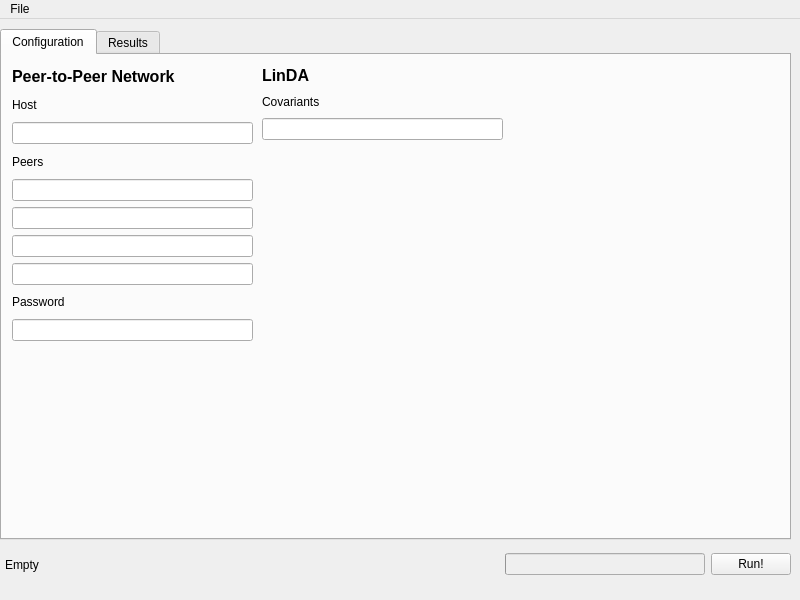
Before: the Qt Designer form gLinDA/gui.ui in OnlineArts/gLinDA, drawn with Qt 5.
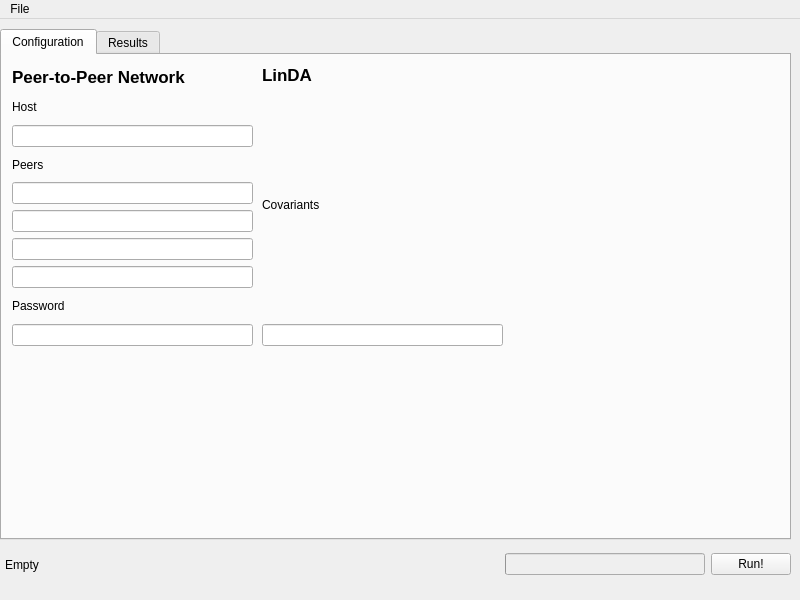
After: the same form once the commit is applied.

Commit message: Update first fully functional GUI

Diff of the .ui file:
```diff
--- a/gLinDA/gui.ui
+++ b/gLinDA/gui.ui
@@ -54,17 +54,21 @@
         <x>10</x>
         <y>10</y>
         <width>241</width>
-        <height>276</height>
+        <height>281</height>
        </rect>
       </property>
       <layout class="QVBoxLayout" name="ConfigP2PLayout">
+       <property name="sizeConstraint">
+        <enum>QLayout::SetDefaultConstraint</enum>
+       </property>
        <item>
         <widget class="QLabel" name="P2PLabel">
          <property name="font">
           <font>
-           <pointsize>12</pointsize>
+           <pointsize>13</pointsize>
            <weight>75</weight>
            <bold>true</bold>
+           <kerning>true</kerning>
           </font>
          </property>
          <property name="text">
@@ -125,17 +129,24 @@
         <x>260</x>
         <y>10</y>
         <width>241</width>
-        <height>75</height>
+        <height>281</height>
        </rect>
       </property>
-      <layout class="QVBoxLayout" name="ConfigLINDALayout">
+      <layout class="QVBoxLayout" name="ConfigLINDALayout" stretch="0,1,0">
+       <property name="spacing">
+        <number>10</number>
+       </property>
+       <property name="sizeConstraint">
+        <enum>QLayout::SetDefaultConstraint</enum>
+       </property>
        <item>
         <widget class="QLabel" name="LindaLabel">
          <property name="font">
           <font>
-           <pointsize>12</pointsize>
+           <pointsize>13</pointsize>
            <weight>75</weight>
            <bold>true</bold>
+           <kerning>true</kerning>
           </font>
          </property>
          <property name="text">
```
Left out of the diff: 10 changed lines with no effect on the pictures. The commit also changes 3 other files.
